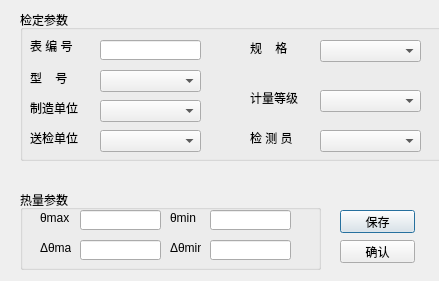
First picture: the form in source/calcverify/calc-param.ui, repository flimmy78/qtverify, before the edit.
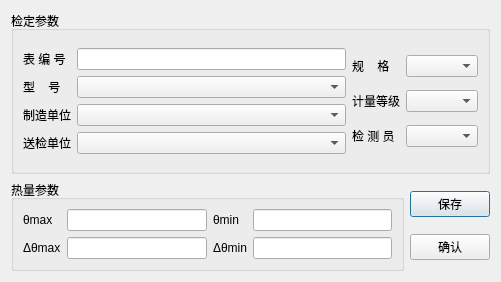
Second picture: the form after the edit.

Commit message: 计算器检测ui增加布局管理

Diff of the .ui file:
```diff
--- a/source/calcverify/calc-param.ui
+++ b/source/calcverify/calc-param.ui
@@ -6,315 +6,170 @@
    <rect>
     <x>0</x>
     <y>0</y>
-    <width>439</width>
-    <height>281</height>
+    <width>501</width>
+    <height>282</height>
    </rect>
   </property>
+  <layout class="QGridLayout" name="gridLayout_7">
+   <item row="0" column="0">
   <widget class="QGroupBox" name="groupBox">
-   <property name="geometry">
-    <rect>
-     <x>20</x>
-     <y>10</y>
-     <width>431</width>
-     <height>151</height>
-    </rect>
-   </property>
    <property name="title">
     <string>检定参数</string>
    </property>
+     <layout class="QGridLayout" name="gridLayout_3">
+      <item row="0" column="0">
+       <layout class="QGridLayout" name="gridLayout_2">
+        <item row="0" column="0">
    <widget class="QLabel" name="label">
-    <property name="geometry">
-     <rect>
-      <x>10</x>
-      <y>30</y>
-      <width>54</width>
-      <height>12</height>
-     </rect>
-    </property>
     <property name="text">
      <string>表 编 号</string>
     </property>
    </widget>
+        </item>
+        <item row="0" column="1">
+         <widget class="QLineEdit" name="lineEdit"/>
+        </item>
+        <item row="1" column="0">
    <widget class="QLabel" name="label_2">
-    <property name="geometry">
-     <rect>
-      <x>10</x>
-      <y>60</y>
-      <width>51</width>
-      <height>16</height>
-     </rect>
-    </property>
     <property name="text">
      <string>型    号</string>
     </property>
    </widget>
+        </item>
+        <item row="1" column="1">
+         <widget class="QComboBox" name="comboBox"/>
+        </item>
+        <item row="2" column="0">
    <widget class="QLabel" name="label_3">
-    <property name="geometry">
-     <rect>
-      <x>10</x>
-      <y>90</y>
-      <width>51</width>
-      <height>16</height>
-     </rect>
-    </property>
     <property name="text">
      <string>制造单位</string>
     </property>
    </widget>
+        </item>
+        <item row="2" column="1">
+         <widget class="QComboBox" name="comboBox_2"/>
+        </item>
+        <item row="3" column="0">
    <widget class="QLabel" name="label_4">
-    <property name="geometry">
-     <rect>
-      <x>10</x>
-      <y>120</y>
-      <width>51</width>
-      <height>16</height>
-     </rect>
-    </property>
     <property name="text">
      <string>送检单位</string>
     </property>
    </widget>
-   <widget class="QLineEdit" name="lineEdit">
-    <property name="geometry">
-     <rect>
-      <x>80</x>
-      <y>30</y>
-      <width>101</width>
-      <height>20</height>
-     </rect>
-    </property>
-   </widget>
-   <widget class="QComboBox" name="comboBox">
-    <property name="geometry">
-     <rect>
-      <x>80</x>
-      <y>60</y>
-      <width>101</width>
-      <height>22</height>
-     </rect>
-    </property>
-   </widget>
-   <widget class="QComboBox" name="comboBox_2">
-    <property name="geometry">
-     <rect>
-      <x>80</x>
-      <y>90</y>
-      <width>101</width>
-      <height>22</height>
-     </rect>
-    </property>
-   </widget>
-   <widget class="QComboBox" name="comboBox_3">
-    <property name="geometry">
-     <rect>
-      <x>80</x>
-      <y>120</y>
-      <width>101</width>
-      <height>22</height>
-     </rect>
-    </property>
-   </widget>
+        </item>
+        <item row="3" column="1">
+         <widget class="QComboBox" name="comboBox_3"/>
+        </item>
+       </layout>
+      </item>
+      <item row="0" column="1">
+       <layout class="QGridLayout" name="gridLayout">
+        <item row="0" column="0">
    <widget class="QLabel" name="label_5">
-    <property name="geometry">
-     <rect>
-      <x>230</x>
-      <y>30</y>
-      <width>51</width>
-      <height>16</height>
-     </rect>
-    </property>
     <property name="text">
      <string>规    格</string>
     </property>
    </widget>
-   <widget class="QComboBox" name="comboBox_4">
-    <property name="geometry">
-     <rect>
-      <x>300</x>
-      <y>30</y>
-      <width>101</width>
-      <height>22</height>
-     </rect>
-    </property>
-   </widget>
-   <widget class="QComboBox" name="comboBox_5">
-    <property name="geometry">
-     <rect>
-      <x>300</x>
-      <y>80</y>
-      <width>101</width>
-      <height>22</height>
-     </rect>
-    </property>
-   </widget>
+        </item>
+        <item row="0" column="1">
+         <widget class="QComboBox" name="comboBox_4"/>
+        </item>
+        <item row="1" column="0">
    <widget class="QLabel" name="label_6">
-    <property name="geometry">
-     <rect>
-      <x>230</x>
-      <y>80</y>
-      <width>51</width>
-      <height>16</height>
-     </rect>
-    </property>
     <property name="text">
      <string>计量等级</string>
     </property>
    </widget>
+        </item>
+        <item row="1" column="1">
+         <widget class="QComboBox" name="comboBox_5"/>
+        </item>
+        <item row="2" column="0">
    <widget class="QLabel" name="label_7">
-    <property name="geometry">
-     <rect>
-      <x>230</x>
-      <y>120</y>
-      <width>51</width>
-      <height>16</height>
-     </rect>
-    </property>
     <property name="text">
      <string>检 测 员</string>
     </property>
    </widget>
-   <widget class="QComboBox" name="comboBox_6">
-    <property name="geometry">
-     <rect>
-      <x>300</x>
-      <y>120</y>
-      <width>101</width>
-      <height>22</height>
-     </rect>
-    </property>
-   </widget>
-  </widget>
+        </item>
+        <item row="2" column="1">
+         <widget class="QComboBox" name="comboBox_6"/>
+        </item>
+       </layout>
+      </item>
+     </layout>
+    </widget>
+   </item>
+   <item row="1" column="0">
+    <layout class="QGridLayout" name="gridLayout_6">
+     <item row="0" column="0">
   <widget class="QGroupBox" name="groupBox_2">
-   <property name="geometry">
-    <rect>
-     <x>20</x>
-     <y>190</y>
-     <width>301</width>
-     <height>80</height>
-    </rect>
-   </property>
    <property name="title">
     <string>热量参数</string>
    </property>
+       <layout class="QGridLayout" name="gridLayout_4">
+        <item row="0" column="0">
    <widget class="QLabel" name="label_8">
-    <property name="geometry">
-     <rect>
-      <x>20</x>
-      <y>20</y>
-      <width>31</width>
-      <height>16</height>
-     </rect>
-    </property>
     <property name="text">
      <string>θmax</string>
     </property>
    </widget>
-   <widget class="QLabel" name="label_9">
-    <property name="geometry">
-     <rect>
-      <x>20</x>
-      <y>50</y>
-      <width>31</width>
-      <height>16</height>
-     </rect>
-    </property>
-    <property name="text">
-     <string>Δθmax</string>
-    </property>
-   </widget>
-   <widget class="QLineEdit" name="lineEdit_2">
-    <property name="geometry">
-     <rect>
-      <x>60</x>
-      <y>20</y>
-      <width>81</width>
-      <height>20</height>
-     </rect>
-    </property>
-   </widget>
-   <widget class="QLineEdit" name="lineEdit_3">
-    <property name="geometry">
-     <rect>
-      <x>60</x>
-      <y>50</y>
-      <width>81</width>
-      <height>20</height>
-     </rect>
-    </property>
-   </widget>
-   <widget class="QLineEdit" name="lineEdit_4">
-    <property name="geometry">
-     <rect>
-      <x>190</x>
-      <y>50</y>
-      <width>81</width>
-      <height>20</height>
-     </rect>
-    </property>
-   </widget>
+        </item>
+        <item row="0" column="1">
+         <widget class="QLineEdit" name="lineEdit_2"/>
+        </item>
+        <item row="0" column="2">
    <widget class="QLabel" name="label_10">
-    <property name="geometry">
-     <rect>
-      <x>150</x>
-      <y>20</y>
-      <width>31</width>
-      <height>16</height>
-     </rect>
-    </property>
     <property name="text">
      <string>θmin</string>
     </property>
    </widget>
+        </item>
+        <item row="0" column="3">
+         <widget class="QLineEdit" name="lineEdit_5"/>
+        </item>
+        <item row="1" column="0">
+         <widget class="QLabel" name="label_9">
+          <property name="text">
+           <string>Δθmax</string>
+          </property>
+         </widget>
+        </item>
+        <item row="1" column="1">
+         <widget class="QLineEdit" name="lineEdit_3"/>
+        </item>
+        <item row="1" column="2">
    <widget class="QLabel" name="label_11">
-    <property name="geometry">
-     <rect>
-      <x>150</x>
-      <y>50</y>
-      <width>31</width>
-      <height>16</height>
-     </rect>
-    </property>
     <property name="text">
      <string>Δθmin</string>
     </property>
    </widget>
-   <widget class="QLineEdit" name="lineEdit_5">
-    <property name="geometry">
-     <rect>
-      <x>190</x>
-      <y>20</y>
-      <width>81</width>
-      <height>20</height>
-     </rect>
-    </property>
-   </widget>
-  </widget>
+        </item>
+        <item row="1" column="3">
+         <widget class="QLineEdit" name="lineEdit_4"/>
+        </item>
+       </layout>
+      </widget>
+     </item>
+     <item row="0" column="1">
+      <layout class="QGridLayout" name="gridLayout_5">
+       <item row="0" column="0">
   <widget class="QPushButton" name="pushButton">
-   <property name="geometry">
-    <rect>
-     <x>340</x>
-     <y>210</y>
-     <width>75</width>
-     <height>23</height>
-    </rect>
-   </property>
    <property name="text">
     <string>保存</string>
    </property>
   </widget>
+       </item>
+       <item row="1" column="0">
   <widget class="QPushButton" name="pushButton_2">
-   <property name="geometry">
-    <rect>
-     <x>340</x>
-     <y>240</y>
-     <width>75</width>
-     <height>23</height>
-    </rect>
-   </property>
    <property name="text">
     <string>确认</string>
    </property>
   </widget>
+       </item>
+      </layout>
+     </item>
+    </layout>
+   </item>
+  </layout>
  </widget>
  <resources/>
  <connections/>
```
Lines whose indentation alone changed are shown as unchanged. The commit also changes 1 other file.
